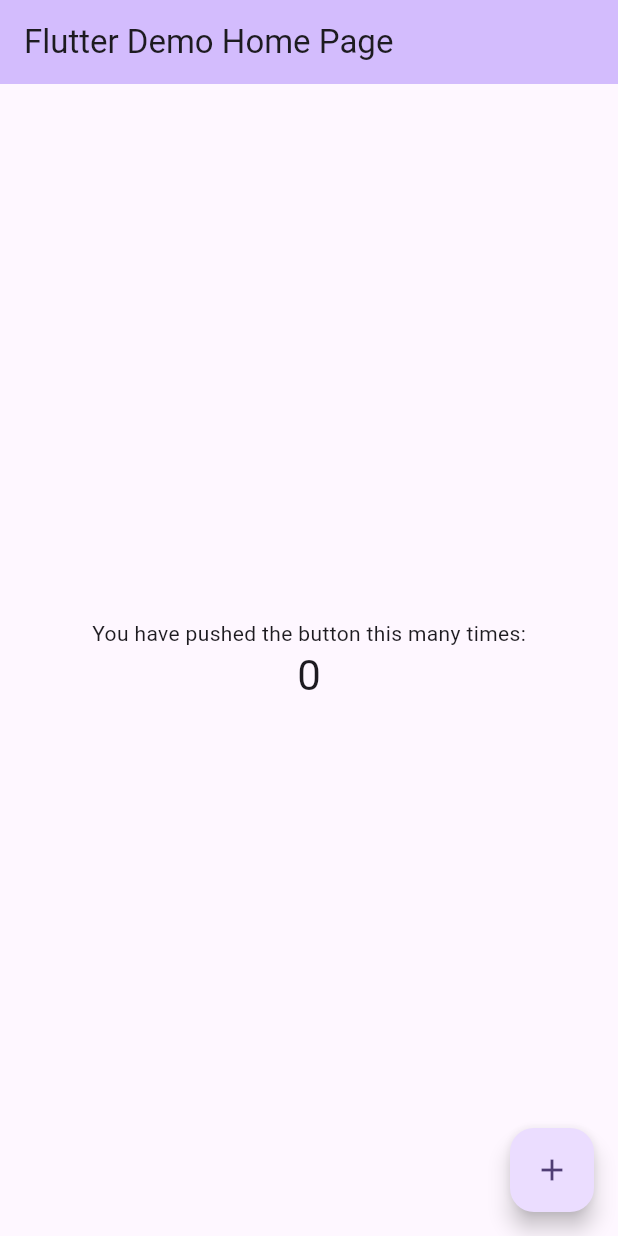
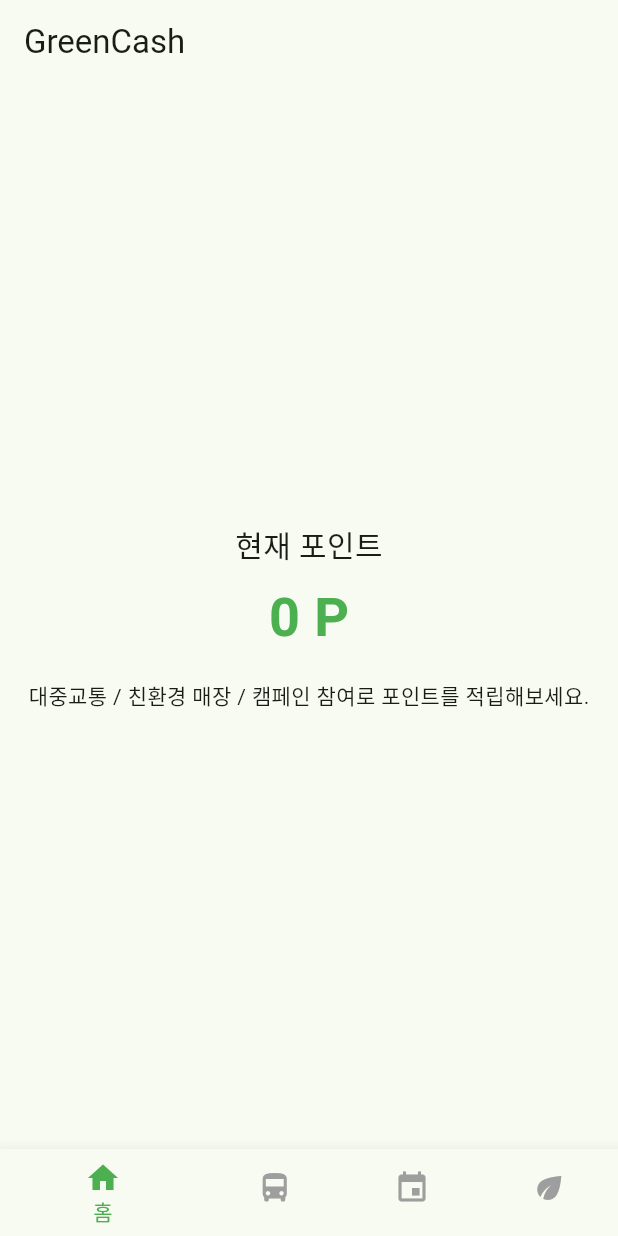
Before and after one commit to nelow0070-ui/green_cash, a Flutter app: the screen it shows after launch, on a phone screen of 412 x 824 dp. Run offline on Flutter 3.47's test engine with Material 3 defaults, Android fonts, the phone set to English and light mode, and no system bars.

Commit message:
feat: 기본적인 위젯 추가가

```diff
--- a/lib/main.dart
+++ b/lib/main.dart
@@ -1,122 +1,82 @@
 import 'package:flutter/material.dart';
+import 'screens/home_screen.dart';
+import 'screens/earn_screen.dart';
+import 'screens/campaigns_screen.dart';
+import 'screens/ads_screen.dart';
 
 void main() {
-  runApp(const MyApp());
+  runApp(const GreenCashApp());
 }
 
-class MyApp extends StatelessWidget {
-  const MyApp({super.key});
+class GreenCashApp extends StatefulWidget {
+  const GreenCashApp({super.key});
 
-  // This widget is the root of your application.
   @override
-  Widget build(BuildContext context) {
-    return MaterialApp(
-      title: 'Flutter Demo',
-      theme: ThemeData(
-        // This is the theme of your application.
-        //
-        // TRY THIS: Try running your application with "flutter run". You'll see
-        // the application has a purple toolbar. Then, without quitting the app,
-        // try changing the seedColor in the colorScheme below to Colors.green
-        // and then invoke "hot reload" (save your changes or press the "hot
-        // reload" button in a Flutter-supported IDE, or press "r" if you used
-        // the command line to start the app).
-        //
-        // Notice that the counter didn't reset back to zero; the application
-        // state is not lost during the reload. To reset the state, use hot
-        // restart instead.
-        //
-        // This works for code too, not just values: Most code changes can be
-        // tested with just a hot reload.
-        colorScheme: .fromSeed(seedColor: Colors.deepPurple),
-      ),
-      home: const MyHomePage(title: 'Flutter Demo Home Page'),
-    );
-  }
+  State<GreenCashApp> createState() => _GreenCashAppState();
 }
 
-class MyHomePage extends StatefulWidget {
-  const MyHomePage({super.key, required this.title});
+class _GreenCashAppState extends State<GreenCashApp> {
+  int _currentIndex = 0;
+  int _points = 0; // 전체 포인트
 
-  // This widget is the home page of your application. It is stateful, meaning
-  // that it has a State object (defined below) that contains fields that affect
-  // how it looks.
-
-  // This class is the configuration for the state. It holds the values (in this
-  // case the title) provided by the parent (in this case the App widget) and
-  // used by the build method of the State. Fields in a Widget subclass are
-  // always marked "final".
-
-  final String title;
-
-  @override
-  State<MyHomePage> createState() => _MyHomePageState();
-}
-
-class _MyHomePageState extends State<MyHomePage> {
-  int _counter = 0;
-
-  void _incrementCounter() {
+  void _addPoints(int value) {
     setState(() {
-      // This call to setState tells the Flutter framework that something has
-      // changed in this State, which causes it to rerun the build method below
-      // so that the display can reflect the updated values. If we changed
-      // _counter without calling setState(), then the build method would not be
-      // called again, and so nothing would appear to happen.
-      _counter++;
+      _points += value;
     });
   }
 
   @override
   Widget build(BuildContext context) {
-    // This method is rerun every time setState is called, for instance as done
-    // by the _incrementCounter method above.
-    //
-    // The Flutter framework has been optimized to make rerunning build methods
-    // fast, so that you can just rebuild anything that needs updating rather
-    // than having to individually change instances of widgets.
-    return Scaffold(
-      appBar: AppBar(
-        // TRY THIS: Try changing the color here to a specific color (to
-        // Colors.amber, perhaps?) and trigger a hot reload to see the AppBar
-        // change color while the other colors stay the same.
-        backgroundColor: Theme.of(context).colorScheme.inversePrimary,
-        // Here we take the value from the MyHomePage object that was created by
-        // the App.build method, and use it to set our appbar title.
-        title: Text(widget.title),
+    final screens = [
+      HomeScreen(points: _points),
+      EarnScreen(
+        points: _points,
+        onEarnPoints: _addPoints,
       ),
-      body: Center(
-        // Center is a layout widget. It takes a single child and positions it
-        // in the middle of the parent.
-        child: Column(
-          // Column is also a layout widget. It takes a list of children and
-          // arranges them vertically. By default, it sizes itself to fit its
-          // children horizontally, and tries to be as tall as its parent.
-          //
-          // Column has various properties to control how it sizes itself and
-          // how it positions its children. Here we use mainAxisAlignment to
-          // center the children vertically; the main axis here is the vertical
-          // axis because Columns are vertical (the cross axis would be
-          // horizontal).
-          //
-          // TRY THIS: Invoke "debug painting" (choose the "Toggle Debug Paint"
-          // action in the IDE, or press "p" in the console), to see the
-          // wireframe for each widget.
-          mainAxisAlignment: .center,
-          children: [
-            const Text('You have pushed the button this many times:'),
-            Text(
-              '$_counter',
-              style: Theme.of(context).textTheme.headlineMedium,
+      const CampaignsScreen(),
+      const AdsScreen(),
+    ];
+
+    return MaterialApp(
+      title: 'GreenCash',
+      theme: ThemeData(
+        colorScheme: ColorScheme.fromSeed(seedColor: Colors.green),
+        useMaterial3: true,
+      ),
+      home: Scaffold(
+        appBar: AppBar(
+          title: const Text('GreenCash'),
+        ),
+        body: screens[_currentIndex],
+        bottomNavigationBar: BottomNavigationBar(
+          currentIndex: _currentIndex,
+          selectedItemColor: Colors.green,
+          unselectedItemColor: Colors.grey,
+          onTap: (index) {
+            setState(() {
+              _currentIndex = index;
+            });
+          },
+          items: const [
+            BottomNavigationBarItem(
+              icon: Icon(Icons.home),
+              label: '홈',
+            ),
+            BottomNavigationBarItem(
+              icon: Icon(Icons.directions_bus),
+              label: '포인트',
+            ),
+            BottomNavigationBarItem(
+              icon: Icon(Icons.event),
+              label: '캠페인',
+            ),
+            BottomNavigationBarItem(
+              icon: Icon(Icons.eco),
+              label: '광고',
             ),
           ],
         ),
       ),
-      floatingActionButton: FloatingActionButton(
-        onPressed: _incrementCounter,
-        tooltip: 'Increment',
-        child: const Icon(Icons.add),
-      ),
     );
   }
 }
--- /dev/null
+++ b/lib/screens/ads_screen.dart
@@ -0,0 +1,39 @@
+import 'package:flutter/material.dart';
+
+class AdsScreen extends StatelessWidget {
+  const AdsScreen({super.key});
+
+  @override
+  Widget build(BuildContext context) {
+    // 나중에 친환경 광고만 DB에서 가져오도록 변경 예정
+    final dummyAds = [
+      {
+        'title': '친환경 세제 GreenWash',
+        'desc': '미세플라스틱 0%, 동물실험 0%.',
+      },
+      {
+        'title': '리필 스테이션 ReFill Me',
+        'desc': '샴푸, 세제, 세탁세제 리필하고 플라스틱 줄이기.',
+      },
+      {
+        'title': '재사용 텀블러 이벤트',
+        'desc': '일주일간 다회용컵 사용하고 포인트 추가 적립!',
+      },
+    ];
+
+    return ListView.builder(
+      padding: const EdgeInsets.all(16),
+      itemCount: dummyAds.length,
+      itemBuilder: (context, index) {
+        final ad = dummyAds[index];
+        return Card(
+          child: ListTile(
+            leading: const Icon(Icons.eco),
+            title: Text(ad['title']!),
+            subtitle: Text(ad['desc']!),
+          ),
+        );
+      },
+    );
+  }
+}
--- /dev/null
+++ b/lib/screens/earn_screen.dart
@@ -0,0 +1,82 @@
+import 'package:flutter/material.dart';
+
+class EarnScreen extends StatelessWidget {
+  final int points;
+  final void Function(int) onEarnPoints;
+
+  const EarnScreen({
+    super.key,
+    required this.points,
+    required this.onEarnPoints,
+  });
+
+  @override
+  Widget build(BuildContext context) {
+    return ListView(
+      padding: const EdgeInsets.all(16),
+      children: [
+        Text(
+          '현재 포인트: $points P',
+          style: const TextStyle(fontSize: 20, fontWeight: FontWeight.bold),
+        ),
+        const SizedBox(height: 24),
+
+        /// 1. 대중교통 이용
+        Card(
+          child: ListTile(
+            leading: const Icon(Icons.directions_bus),
+            title: const Text('대중교통 이용'),
+            subtitle: const Text('버스 / 지하철 이용 시 포인트 적립'),
+            trailing: ElevatedButton(
+              onPressed: () {
+                onEarnPoints(10); // 예: 10포인트 적립
+                ScaffoldMessenger.of(context).showSnackBar(
+                  const SnackBar(content: Text('대중교통 이용 +10P 적립!')),
+                );
+              },
+              child: const Text('+10P'),
+            ),
+          ),
+        ),
+        const SizedBox(height: 12),
+
+        /// 2. 친환경 매장 이용
+        Card(
+          child: ListTile(
+            leading: const Icon(Icons.store),
+            title: const Text('친환경 매장 이용'),
+            subtitle: const Text('제로웨이스트샵, 리필 스테이션 등'),
+            trailing: ElevatedButton(
+              onPressed: () {
+                onEarnPoints(20); // 예: 20포인트 적립
+                ScaffoldMessenger.of(context).showSnackBar(
+                  const SnackBar(content: Text('친환경 매장 +20P 적립!')),
+                );
+              },
+              child: const Text('+20P'),
+            ),
+          ),
+        ),
+        const SizedBox(height: 12),
+
+        /// 3. 환경 캠페인 참여
+        Card(
+          child: ListTile(
+            leading: const Icon(Icons.volunteer_activism),
+            title: const Text('환경 캠페인 참여'),
+            subtitle: const Text('쓰레기 줍기, 플로깅 등'),
+            trailing: ElevatedButton(
+              onPressed: () {
+                onEarnPoints(50); // 예: 50포인트 적립
+                ScaffoldMessenger.of(context).showSnackBar(
+                  const SnackBar(content: Text('환경 캠페인 참여 +50P 적립!')),
+                );
+              },
+              child: const Text('+50P'),
+            ),
+          ),
+        ),
+      ],
+    );
+  }
+}
--- /dev/null
+++ b/lib/screens/home_screen.dart
@@ -0,0 +1,36 @@
+import 'package:flutter/material.dart';
+
+class HomeScreen extends StatelessWidget {
+  final int points;
+
+  const HomeScreen({
+    super.key,
+    required this.points,
+  });
+
+  @override
+  Widget build(BuildContext context) {
+    return Center(
+      child: Column(
+        mainAxisAlignment: MainAxisAlignment.center,
+        children: [
+          const Text(
+            '현재 포인트',
+            style: TextStyle(fontSize: 20),
+          ),
+          const SizedBox(height: 8),
+          Text(
+            '$points P',
+            style: const TextStyle(
+              fontSize: 36,
+              fontWeight: FontWeight.bold,
+              color: Colors.green,
+            ),
+          ),
+          const SizedBox(height: 16),
+          const Text('대중교통 / 친환경 매장 / 캠페인 참여로 포인트를 적립해보세요.'),
+        ],
+      ),
+    );
+  }
+}
```
Also changed, not shown: lib/screens/campaigns_screen.dart (added, +37 -0 lines), 1 other file.
